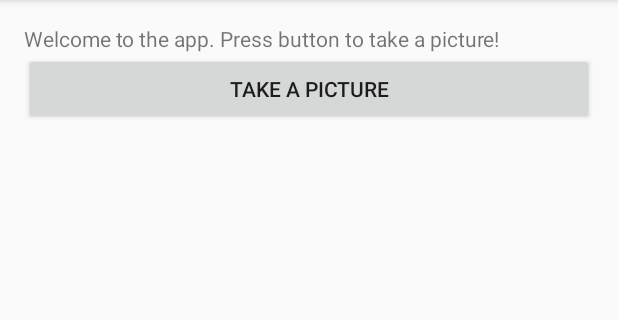
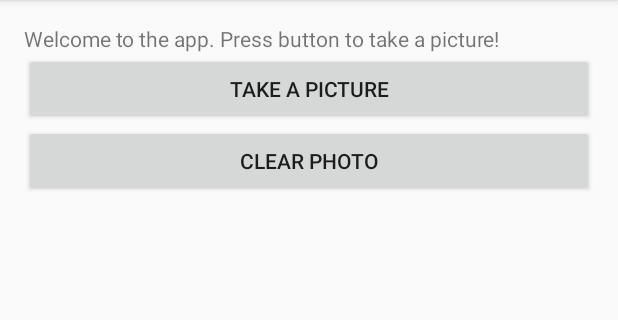
Before and after one commit to zaifrun/CameraAppStudents, an Android app: the screen it shows after launch (MainActivity), on a phone screen of 412 x 824 dp, the part 84-404 px from its top. Run offline under Robolectric (Android 15) with nearby library versions, the phone set to English and light mode, and no system bars.

Commit message:
added clear button to clear image

```diff
--- a/app/src/main/java/org/projects/cameraapp/MainActivity.java
+++ b/app/src/main/java/org/projects/cameraapp/MainActivity.java
@@ -146,6 +146,16 @@ public class MainActivity extends AppCompatActivity {
             }
         });
 
+        Button clearButton = findViewById(R.id.clearButton);
+        clearButton.setOnClickListener(new View.OnClickListener() {
+            @Override
+            public void onClick(View v) {
+                imageView.setImageResource(0);
+            }
+        });
+
+
+
 
 
     }
--- a/app/src/main/res/layout/activity_main.xml
+++ b/app/src/main/res/layout/activity_main.xml
@@ -14,12 +14,17 @@
     <TextView
         android:layout_width="wrap_content"
         android:layout_height="wrap_content"
-        android:text="Welcome to the app. Press button to take a picture!"
+        android:text="@string/welcome_to_the_app"
         android:id="@+id/textView"/>
     <Button
         android:layout_width="match_parent"
         android:id="@+id/pictureButton"
-        android:text="Take a picture"
+        android:text="@string/take_a_picture"
+        android:layout_height="wrap_content"/>
+    <Button
+        android:layout_width="match_parent"
+        android:id="@+id/clearButton"
+        android:text="@string/clear_photo"
         android:layout_height="wrap_content"/>
 
     <ImageView
--- a/app/src/main/res/values/strings.xml
+++ b/app/src/main/res/values/strings.xml
@@ -2,4 +2,7 @@
     <string name="app_name">CameraApp</string>
     <string name="ok"> Ok</string>
     <string name="cancel">Cancel</string>
+    <string name="take_a_picture">Take a picture</string>
+    <string name="clear_photo">Clear Photo</string>
+    <string name="welcome_to_the_app">Welcome to the app. Press button to take a picture!</string>
 </resources>
```
